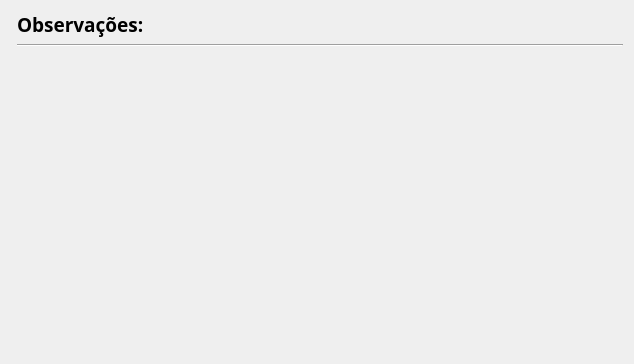
The window that view/obs.ui (imora97/Sistema-para-doceria) describes before a commit, drawn with Qt 5.
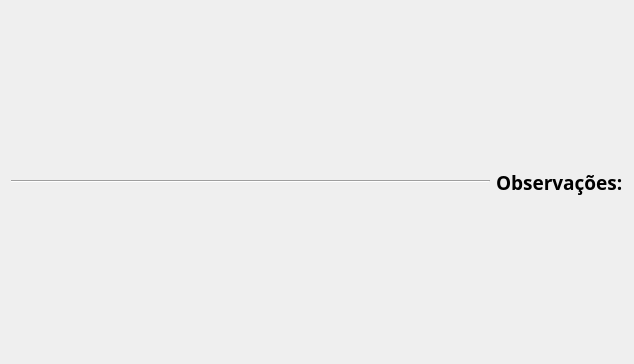
The same window after the commit.

Diff of the .ui file:
```diff
--- a/view/obs.ui
+++ b/view/obs.ui
@@ -13,9 +13,28 @@
   <property name="windowTitle">
    <string>Form</string>
   </property>
-  <layout class="QFormLayout" name="formLayout">
-   <item row="0" column="1">
+  <layout class="QHBoxLayout" name="horizontalLayout">
+   <item>
+    <widget class="Line" name="line">
+     <property name="sizePolicy">
+      <sizepolicy hsizetype="Preferred" vsizetype="Fixed">
+       <horstretch>0</horstretch>
+       <verstretch>0</verstretch>
+      </sizepolicy>
+     </property>
+     <property name="orientation">
+      <enum>Qt::Horizontal</enum>
+     </property>
+    </widget>
+   </item>
+   <item>
     <widget class="QLabel" name="label_2">
+     <property name="sizePolicy">
+      <sizepolicy hsizetype="Fixed" vsizetype="Preferred">
+       <horstretch>0</horstretch>
+       <verstretch>0</verstretch>
+      </sizepolicy>
+     </property>
      <property name="font">
       <font>
        <family>Segoe Print</family>
@@ -29,13 +48,6 @@
      </property>
     </widget>
    </item>
-   <item row="1" column="1">
-    <widget class="Line" name="line">
-     <property name="orientation">
-      <enum>Qt::Horizontal</enum>
-     </property>
-    </widget>
-   </item>
   </layout>
  </widget>
  <resources/>
```
